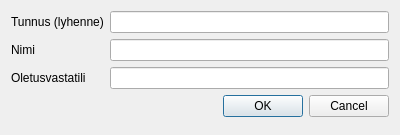
Qt form kitupiikki/maaritys/tositelajidialogi.ui (artoh/kitupiikki) before a commit.
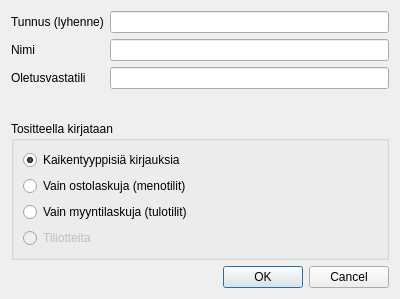
The same form after that commit. Custom widgets are drawn as their Qt base class.

```diff
--- a/kitupiikki/maaritys/tositelajidialogi.ui
+++ b/kitupiikki/maaritys/tositelajidialogi.ui
@@ -7,12 +7,14 @@
     <x>0</x>
     <y>0</y>
     <width>400</width>
-    <height>135</height>
+    <height>299</height>
    </rect>
   </property>
   <property name="windowTitle">
    <string>Tositelajin muokkaus</string>
   </property>
+  <layout class="QVBoxLayout" name="verticalLayout_2">
+   <item>
   <layout class="QFormLayout" name="formLayout">
    <item row="0" column="0">
     <widget class="QLabel" name="label">
@@ -44,7 +46,52 @@
    <item row="2" column="1">
     <widget class="TilinvalintaLine" name="vastatiliEdit"/>
    </item>
-   <item row="3" column="0" colspan="2">
+    </layout>
+   </item>
+   <item>
+    <widget class="QGroupBox" name="lajiRyhma">
+     <property name="title">
+      <string>Tositteella kirjataan</string>
+     </property>
+     <layout class="QVBoxLayout" name="verticalLayout">
+      <item>
+       <widget class="QRadioButton" name="kaikkiRadio">
+        <property name="text">
+         <string>Kaikentyyppisiä kirjauksia</string>
+        </property>
+        <property name="checked">
+         <bool>true</bool>
+        </property>
+       </widget>
+      </item>
+      <item>
+       <widget class="QRadioButton" name="ostoRadio">
+        <property name="text">
+         <string>Vain ostolaskuja (menotilit)</string>
+        </property>
+       </widget>
+      </item>
+      <item>
+       <widget class="QRadioButton" name="myyntiRadio">
+        <property name="text">
+         <string>Vain myyntilaskuja (tulotilit)</string>
+        </property>
+       </widget>
+      </item>
+      <item>
+       <widget class="QRadioButton" name="tilioteRadio">
+        <property name="enabled">
+         <bool>false</bool>
+        </property>
+        <property name="text">
+         <string>Tiliotteita</string>
+        </property>
+       </widget>
+      </item>
+     </layout>
+    </widget>
+   </item>
+   <item>
     <widget class="QDialogButtonBox" name="buttonBox">
      <property name="orientation">
       <enum>Qt::Horizontal</enum>
```
Lines whose indentation alone changed are shown as unchanged.
